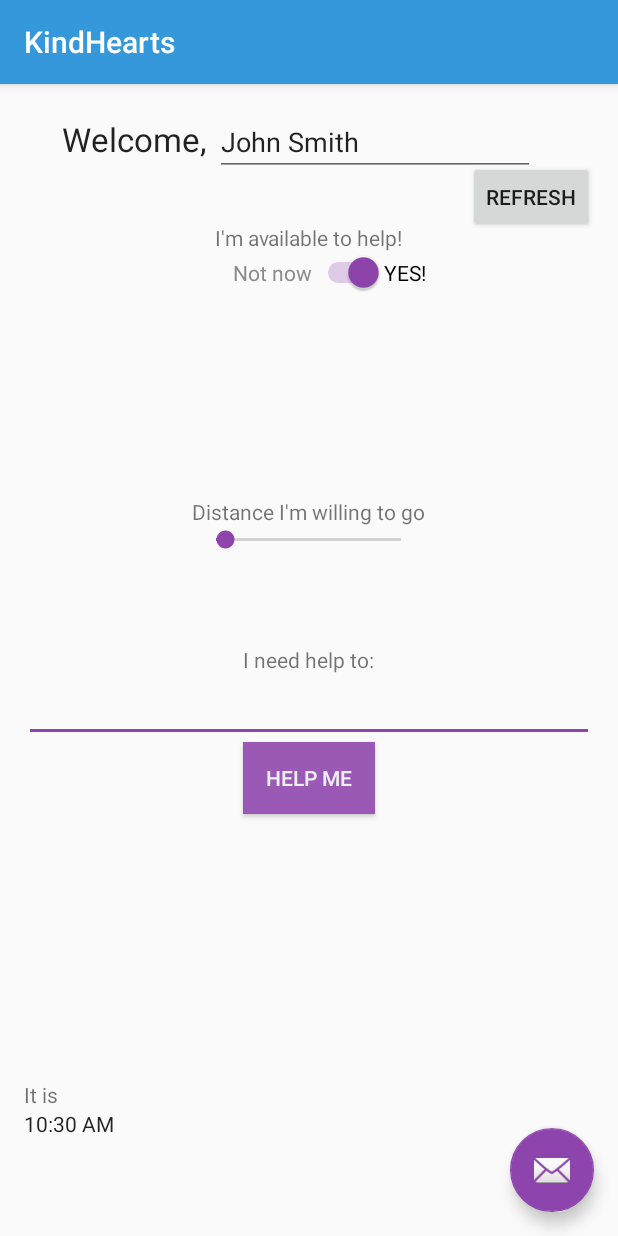
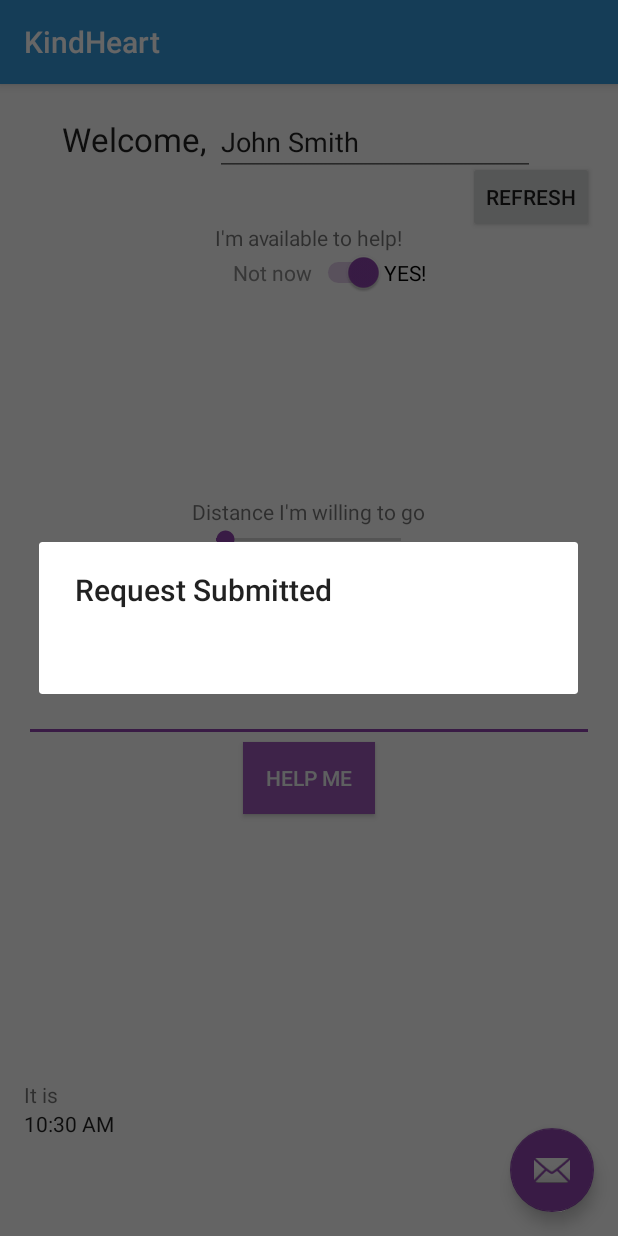
Before and after one commit to hongdazeng/YHack, an Android app: the screen it shows after launch (MainActivity), after a tap on "HELP ME", on a phone screen of 412 x 824 dp. Run offline under Robolectric (Android 15) with nearby library versions, the light colour scheme and no system bars; libraries missing offline, so code that uses them is left out: com.microsoft.windowsazure; 4 statements that could not run were skipped.

Commit message:
Name Edit to "KindHeart" and addition of "Request Submitted" Dialogue

```diff
--- a/KindHearts/app/src/main/java/com/hongdazeng/kindhearts/MainActivity.java
+++ b/KindHearts/app/src/main/java/com/hongdazeng/kindhearts/MainActivity.java
@@ -82,6 +82,7 @@ public class MainActivity extends AppCompatActivity implements View.OnClickListe
                 item.Name = name.getText().toString();
                 item.Request = helpReason.getText().toString();
                 HelpRequestTable.insert(item);
+                createAndShowDialog(new Exception("   "), "Request Submitted");
             }
         });
 
@@ -155,7 +156,7 @@ public class MainActivity extends AppCompatActivity implements View.OnClickListe
             createAndShowDialog(e, "Error");
         }
 
-        createAndShowDialog(new Exception("Welcome to KindHearts!"), "KindHearts");
+        createAndShowDialog(new Exception("Welcome to KindHeart!"), "KindHeart");
 
         // User newuser = User(getname(), getmessage(), help, range)
         // Client newClient = new Client(User)
--- a/KindHearts/app/src/main/res/values/strings.xml
+++ b/KindHearts/app/src/main/res/values/strings.xml
@@ -1,4 +1,4 @@
 <resources>
-    <string name="app_name">KindHearts</string>
+    <string name="app_name">KindHeart</string>
     <string name="action_settings">Settings</string>
 </resources>
```
